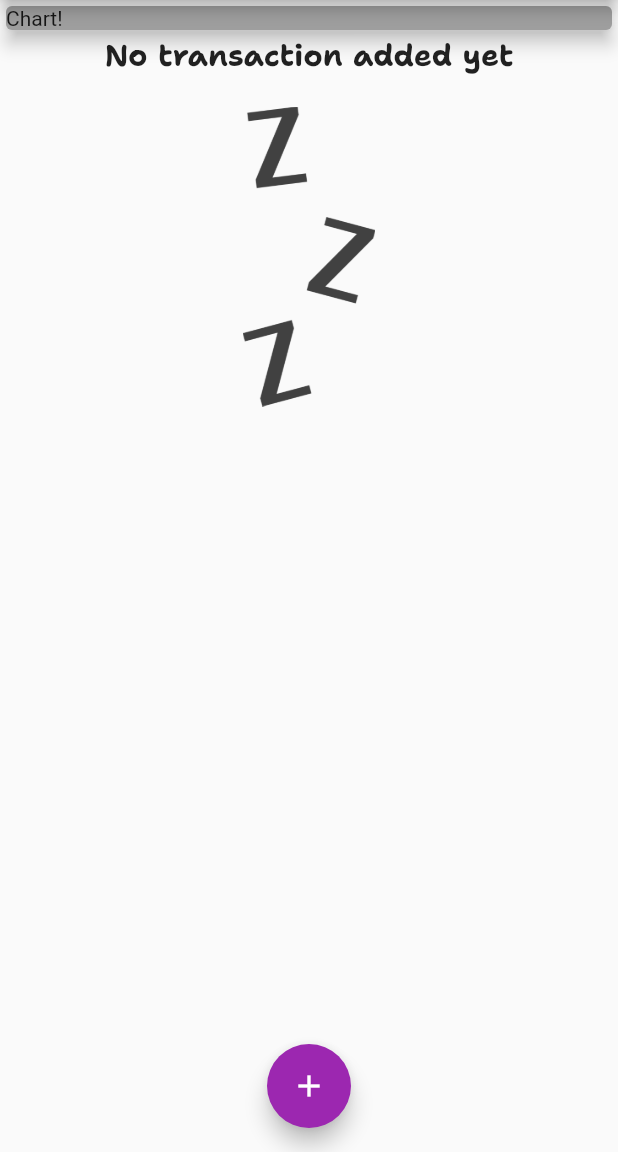
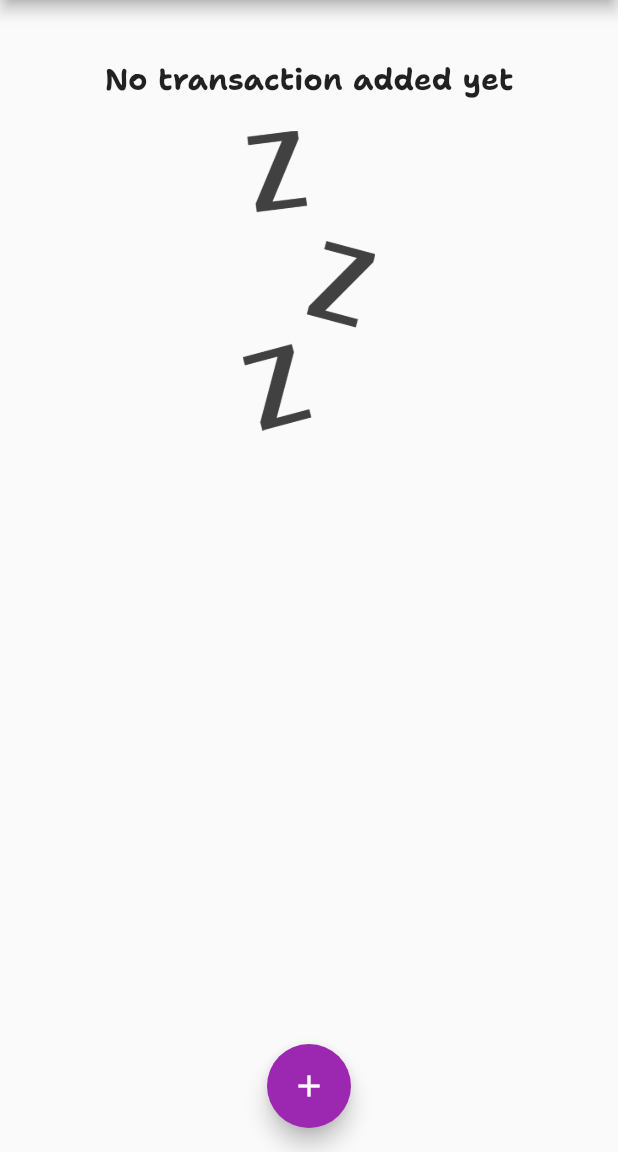
Before and after one commit to usamailyas007/Personal-Expenses-App, a Flutter app: the screen it shows after launch, on a phone screen of 412 x 824 dp, the part 84-1236 px from its top. Run offline on Flutter 3.47's test engine with Material 2 defaults, Android fonts, the light colour scheme and no system bars; missing offline and left inert: dart:ffi.

Commit message:
initial commit
App for personal Expenses...!

```diff
--- a/lib/main.dart
+++ b/lib/main.dart
@@ -3,6 +3,7 @@ import 'package:personal_exp_app/models/transaction.dart';
 import 'package:personal_exp_app/widgtes/new_transaction.dart';
 import 'package:personal_exp_app/widgtes/transaction_list.dart';
 import 'package:flutter/material.dart';
+import 'widgtes/chart.dart';
 
 void main() {
   runApp(const MyApp());
@@ -23,8 +24,7 @@ class MyApp extends StatelessWidget {
               titleMedium: TextStyle(
                   fontFamily: "ShantellSans",
                   fontWeight: FontWeight.bold,
-            fontSize: 20
-          ),
+                  fontSize: 20),
             ),
       ),
       home: MyHomePage(),
@@ -40,6 +40,12 @@ class MyHomePage extends StatefulWidget {
 class _MyHomePageState extends State<MyHomePage> {
   final List<Transaction> userTransaction = [];
 
+  List<Transaction> get _recentTransaction {
+    return userTransaction.where((tx) {
+      return tx.date.isAfter(DateTime.now().subtract(Duration(days: 7)));
+    }).toList();
+  }
+
   void _addNewTransaction(String txTitile, double txAmount) {
     final newTx = Transaction(
         titile: txTitile,
@@ -51,12 +57,13 @@ class _MyHomePageState extends State<MyHomePage> {
       userTransaction.add(newTx);
     });
   }
-  void startAddNewTransaction(BuildContext ctx){
+
+  void startAddNewTransaction(BuildContext ctx) {
     showModalBottomSheet(
         context: ctx,
-        builder: (_){
+        builder: (_) {
           return GestureDetector(
-            onTap: (){},
+            onTap: () {},
             child: newTransactions(_addNewTransaction),
             behavior: HitTestBehavior.opaque,
           );
@@ -69,22 +76,17 @@ class _MyHomePageState extends State<MyHomePage> {
       appBar: AppBar(
         title: Text('Personal Expenses'),
         actions: [
-            IconButton(onPressed: (){
+          IconButton(
+              onPressed: () {
                 startAddNewTransaction(context);
-            }, icon: Icon(Icons.add))
+              },
+              icon: Icon(Icons.add))
         ],
       ),
       body: SingleChildScrollView(
         child: Column(
           children: [
-              Container(
-                width: double.infinity,
-                child: Card(
-                  color: Colors.grey,
-                  child: Text('Chart!'),
-                  elevation: 5,
-                ),
-              ),
+            Chart(_recentTransaction),
             TransactionList(userTransaction)
           ],
         ),
@@ -92,7 +94,7 @@ class _MyHomePageState extends State<MyHomePage> {
       floatingActionButtonLocation: FloatingActionButtonLocation.centerFloat,
       floatingActionButton: FloatingActionButton(
           child: Icon(Icons.add),
-          onPressed: (){
+          onPressed: () {
             startAddNewTransaction(context);
           }),
     );
--- /dev/null
+++ b/lib/widgtes/chart.dart
@@ -0,0 +1,38 @@
+import 'package:flutter/cupertino.dart';
+import 'package:flutter/material.dart';
+import 'package:intl/intl.dart/';
+import '../models/transaction.dart';
+
+class Chart extends StatelessWidget {
+  List<Transaction> recentTransactions;
+
+  Chart(this.recentTransactions);
+
+  List<Map<String, Object>> get groupedTransactioValues {
+    return List.generate(7, (index) {
+      final weekDay = DateTime.now().subtract(Duration(days: index));
+      double totalSum = 0.0;
+
+      for (var i = 0; i < recentTransactions.length; i++) {
+        if (recentTransactions[i].date.day == weekDay.day &&
+            recentTransactions[i].date.month == weekDay.month &&
+            recentTransactions[i].date.year == weekDay.year) {
+          totalSum += recentTransactions[i].amount;
+        }
+      }
+
+      return {'day': DateFormat.E().format(weekDay), 'amount': totalSum};
+    });
+  }
+
+  @override
+  Widget build(BuildContext context) {
+    return Card(
+      elevation: 6,
+      margin: EdgeInsets.all(20),
+      child: Row(
+        children: [],
+      ),
+    );
+  }
+}
```
Lines whose indentation alone changed are shown as unchanged.
